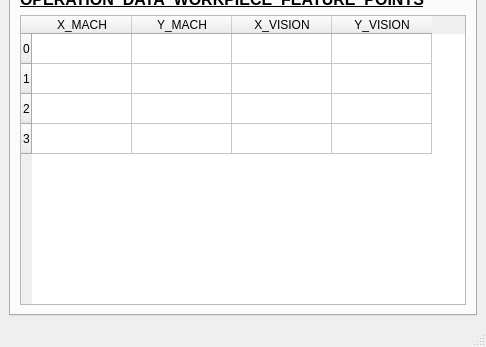
This is try_comm_to_external_sensors/mainwindow.ui in smandyscom/evalutions_to_linuxCNC as Qt 5 draws it before an edit; both pictures show x 0 to 486 and y 385 to 732 of the 486 by 732 pixel window. The edited form follows.
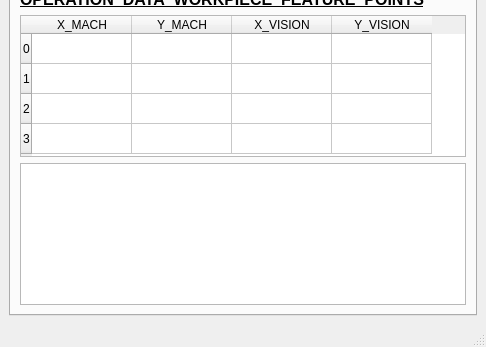
This is the edited form. Icons and pictures are not drawn. Custom widgets are drawn as their Qt base class.

```diff
--- a/try_comm_to_external_sensors/mainwindow.ui
+++ b/try_comm_to_external_sensors/mainwindow.ui
@@ -570,6 +570,9 @@
               </column>
              </widget>
             </item>
+            <item>
+             <widget class="QTableView" name="tableView"/>
+            </item>
            </layout>
           </item>
          </layout>
```
